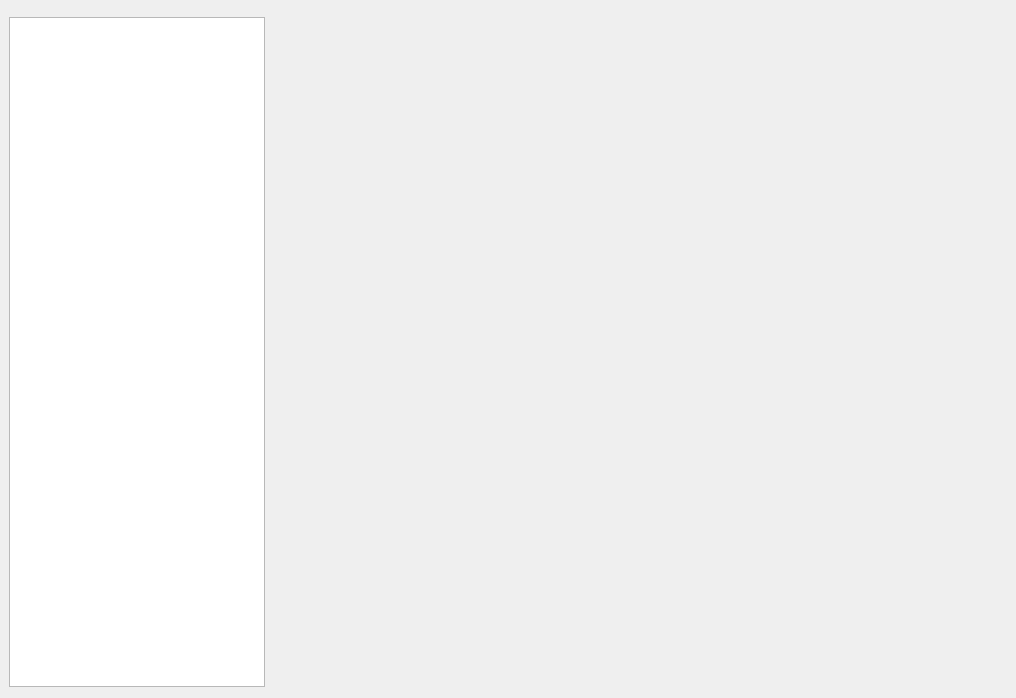
First picture: the form in User/SimpleApplication/maindialog.ui, repository OzhegovRoman/ControlUnit4_Software, before the edit.
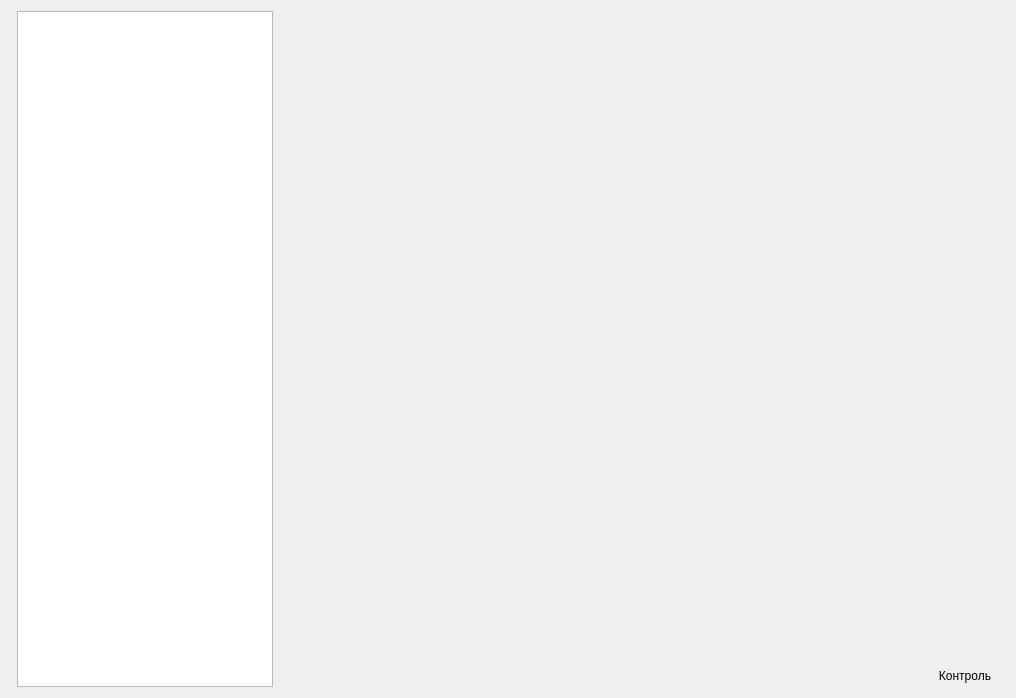
Second picture: the form after the edit. Icons and pictures are not drawn.

Patch:
```diff
--- a/User/SimpleApplication/maindialog.ui
+++ b/User/SimpleApplication/maindialog.ui
@@ -17,19 +17,11 @@
    <iconset>
     <normaloff>:/Icons/MainIcon.ico</normaloff>:/Icons/MainIcon.ico</iconset>
   </property>
-  <layout class="QVBoxLayout" name="verticalLayout">
-   <property name="spacing">
-    <number>6</number>
-   </property>
-   <property name="leftMargin">
-    <number>9</number>
-   </property>
+  <layout class="QHBoxLayout" name="horizontalLayout_2">
    <item>
     <widget class="QWidget" name="wTitle" native="true"/>
    </item>
    <item>
-    <layout class="QHBoxLayout" name="horizontalLayout">
-     <item>
       <widget class="QListWidget" name="listWidget">
        <property name="maximumSize">
         <size>
@@ -48,12 +40,50 @@
       </widget>
      </item>
      <item>
+    <layout class="QVBoxLayout" name="verticalLayout">
+     <item>
       <widget class="QStackedWidget" name="stackedWidget">
        <property name="currentIndex">
         <number>-1</number>
        </property>
       </widget>
      </item>
+     <item>
+      <layout class="QHBoxLayout" name="horizontalLayout">
+       <item>
+        <spacer name="horizontalSpacer">
+         <property name="orientation">
+          <enum>Qt::Horizontal</enum>
+         </property>
+         <property name="sizeHint" stdset="0">
+          <size>
+           <width>40</width>
+           <height>20</height>
+          </size>
+         </property>
+        </spacer>
+       </item>
+       <item>
+        <widget class="QPushButton" name="pbControl">
+         <property name="enabled">
+          <bool>true</bool>
+         </property>
+         <property name="styleSheet">
+          <string notr="true">font: 20pt &quot;MS Shell Dlg 2&quot;;</string>
+         </property>
+         <property name="text">
+          <string>Контроль</string>
+         </property>
+         <property name="default">
+          <bool>false</bool>
+         </property>
+         <property name="flat">
+          <bool>true</bool>
+         </property>
+        </widget>
+       </item>
+      </layout>
+     </item>
     </layout>
    </item>
   </layout>
```
Lines whose indentation alone changed are shown as unchanged.
